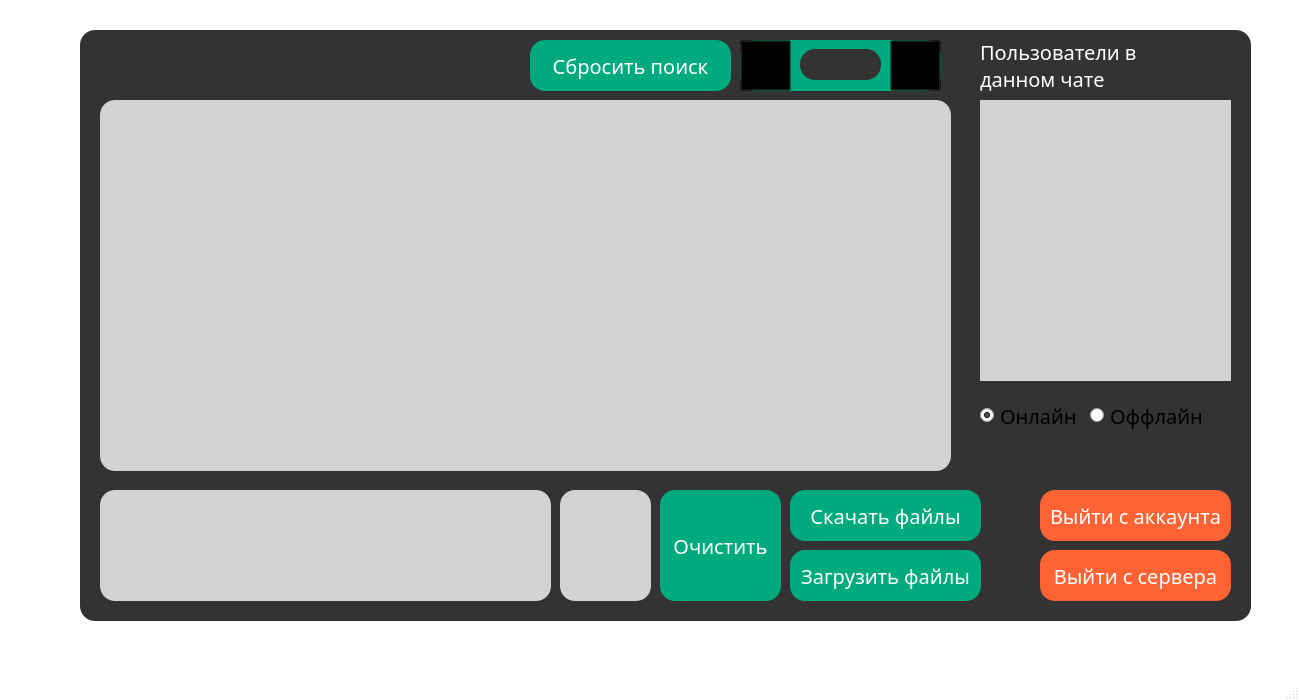
Above: Main.ui from ChazGrant/Messenger before the change. Below: the same form after it.
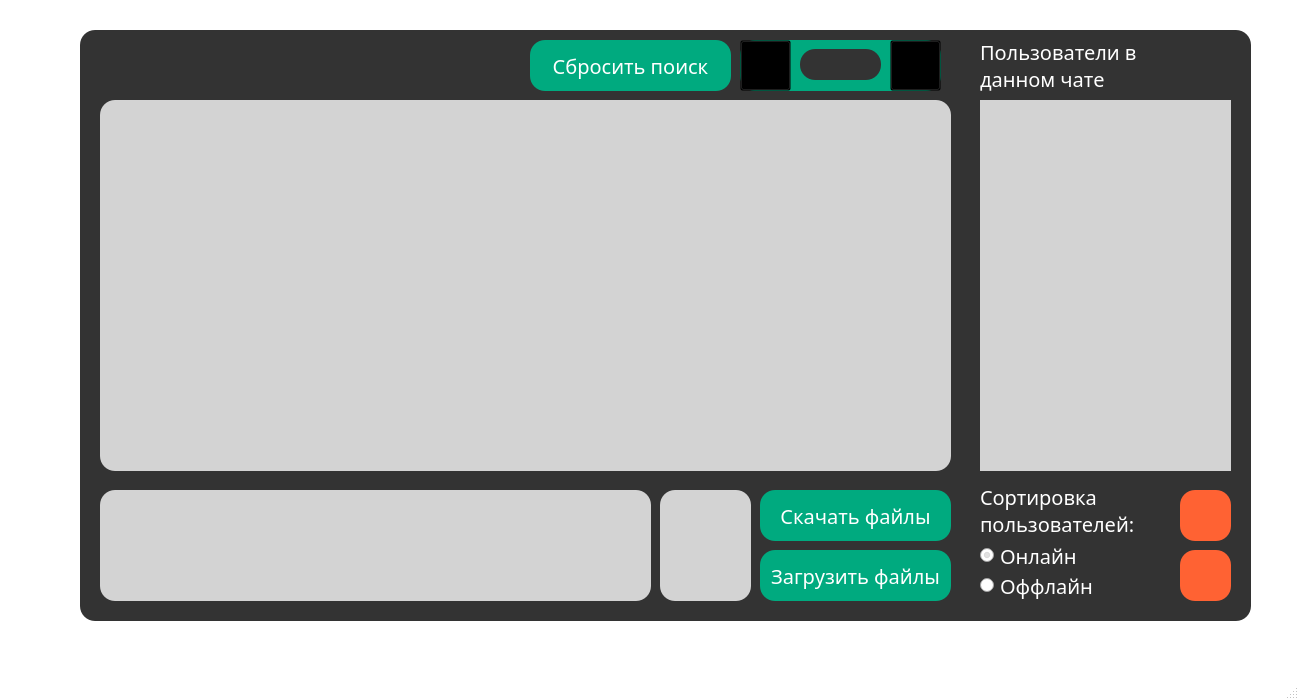
That is the form after the change. Icons and pictures are not drawn.

Diff of the .ui file:
```diff
--- a/Main.ui
+++ b/Main.ui
@@ -132,7 +132,7 @@
       <rect>
        <x>20</x>
        <y>460</y>
-       <width>451</width>
+       <width>551</width>
        <height>111</height>
       </rect>
      </property>
@@ -156,58 +156,13 @@
       <bool>true</bool>
      </property>
     </widget>
-    <widget class="QPushButton" name="exitAccountButton">
-     <property name="geometry">
-      <rect>
-       <x>960</x>
-       <y>460</y>
-       <width>191</width>
-       <height>51</height>
-      </rect>
-     </property>
-     <property name="styleSheet">
-      <string notr="true"/>
-     </property>
-     <property name="text">
-      <string>Выйти с аккаунта</string>
-     </property>
-    </widget>
-    <widget class="QPushButton" name="disconnectButton">
-     <property name="geometry">
-      <rect>
-       <x>960</x>
-       <y>520</y>
-       <width>191</width>
-       <height>51</height>
-      </rect>
-     </property>
-     <property name="styleSheet">
-      <string notr="true"/>
-     </property>
-     <property name="text">
-      <string>Выйти с сервера</string>
-     </property>
-    </widget>
-    <widget class="QPushButton" name="clearMessageButton">
-     <property name="geometry">
-      <rect>
-       <x>580</x>
-       <y>460</y>
-       <width>121</width>
-       <height>111</height>
-      </rect>
-     </property>
-     <property name="text">
-      <string>Очистить</string>
-     </property>
-    </widget>
     <widget class="QScrollArea" name="scrollArea">
      <property name="geometry">
       <rect>
        <x>900</x>
        <y>70</y>
        <width>251</width>
-       <height>281</height>
+       <height>371</height>
       </rect>
      </property>
      <property name="autoFillBackground">
@@ -225,7 +180,7 @@
         <x>0</x>
         <y>0</y>
         <width>251</width>
-        <height>281</height>
+        <height>371</height>
        </rect>
       </property>
      </widget>
@@ -283,11 +238,14 @@
      <property name="geometry">
       <rect>
        <x>900</x>
-       <y>370</y>
+       <y>510</y>
        <width>111</width>
        <height>31</height>
       </rect>
      </property>
+     <property name="styleSheet">
+      <string notr="true">color:white</string>
+     </property>
      <property name="text">
       <string>Онлайн</string>
      </property>
@@ -298,12 +256,15 @@
     <widget class="QRadioButton" name="isOffline">
      <property name="geometry">
       <rect>
-       <x>1010</x>
-       <y>370</y>
+       <x>900</x>
+       <y>540</y>
        <width>151</width>
        <height>31</height>
       </rect>
      </property>
+     <property name="styleSheet">
+      <string notr="true">color:white</string>
+     </property>
      <property name="text">
       <string>Оффлайн</string>
      </property>
@@ -311,7 +272,7 @@
     <widget class="QPushButton" name="uploadButton">
      <property name="geometry">
       <rect>
-       <x>710</x>
+       <x>680</x>
        <y>520</y>
        <width>191</width>
        <height>51</height>
@@ -324,7 +285,7 @@
     <widget class="QPushButton" name="downloadButton">
      <property name="geometry">
       <rect>
-       <x>710</x>
+       <x>680</x>
        <y>460</y>
        <width>191</width>
        <height>51</height>
@@ -428,7 +389,7 @@
     <widget class="QToolButton" name="sendButton">
      <property name="geometry">
       <rect>
-       <x>480</x>
+       <x>580</x>
        <y>460</y>
        <width>91</width>
        <height>111</height>
@@ -441,6 +402,54 @@
       <string/>
      </property>
     </widget>
+    <widget class="QToolButton" name="exitAccountButton">
+     <property name="geometry">
+      <rect>
+       <x>1100</x>
+       <y>460</y>
+       <width>51</width>
+       <height>51</height>
+      </rect>
+     </property>
+     <property name="styleSheet">
+      <string notr="true">border-radius: 15px</string>
+     </property>
+     <property name="text">
+      <string/>
+     </property>
+    </widget>
+    <widget class="QToolButton" name="disconnectButton">
+     <property name="geometry">
+      <rect>
+       <x>1100</x>
+       <y>520</y>
+       <width>51</width>
+       <height>51</height>
+      </rect>
+     </property>
+     <property name="styleSheet">
+      <string notr="true">border-radius: 15px;</string>
+     </property>
+     <property name="text">
+      <string/>
+     </property>
+    </widget>
+    <widget class="QLabel" name="label">
+     <property name="geometry">
+      <rect>
+       <x>900</x>
+       <y>450</y>
+       <width>161</width>
+       <height>61</height>
+      </rect>
+     </property>
+     <property name="text">
+      <string>Сортировка пользователей:</string>
+     </property>
+     <property name="wordWrap">
+      <bool>true</bool>
+     </property>
+    </widget>
    </widget>
   </widget>
   <widget class="QMenuBar" name="menubar">
```
